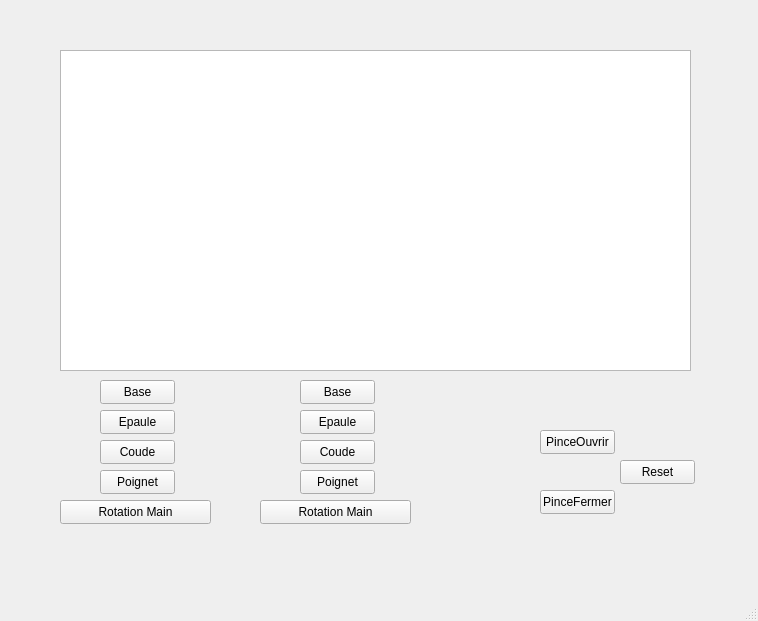
The window that mainwindow.ui (Unknown12222/RobotYoupi) describes before a commit, drawn with Qt 5.
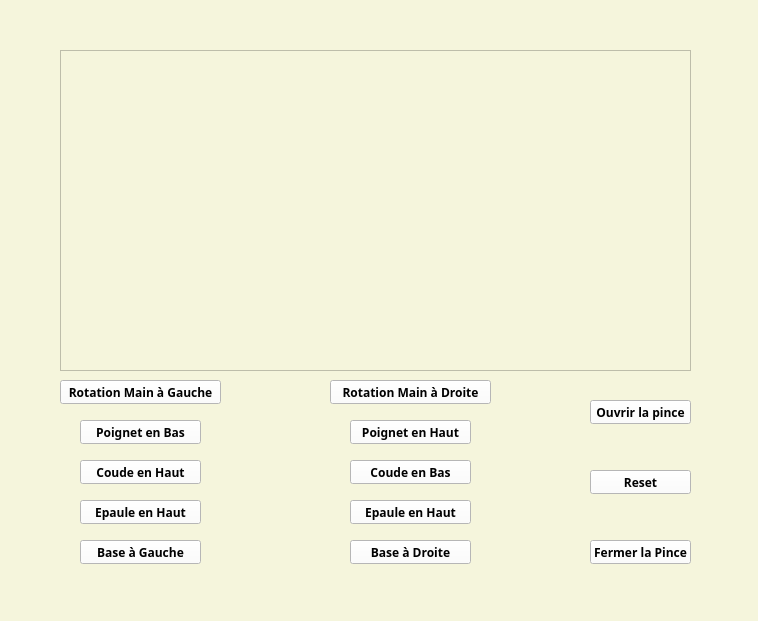
The same window after the commit.

Commit message: Button design examples

Patch:
```diff
--- a/mainwindow.ui
+++ b/mainwindow.ui
@@ -13,44 +13,75 @@
   <property name="windowTitle">
    <string>MainWindow</string>
   </property>
+  <property name="styleSheet">
+   <string notr="true">background-color: beige</string>
+  </property>
   <widget class="QWidget" name="statuswidget">
    <widget class="QPushButton" name="p_EpauleHaut">
     <property name="geometry">
      <rect>
-      <x>100</x>
-      <y>410</y>
-      <width>75</width>
+      <x>80</x>
+      <y>500</y>
+      <width>121</width>
       <height>24</height>
      </rect>
     </property>
+    <property name="font">
+     <font>
+      <family>Rubik</family>
+      <bold>true</bold>
+     </font>
+    </property>
+    <property name="styleSheet">
+     <string notr="true">background-color: white</string>
+    </property>
     <property name="text">
-     <string>Epaule</string>
+     <string>Epaule en Haut</string>
     </property>
    </widget>
    <widget class="QPushButton" name="p_PoignetBas">
     <property name="geometry">
      <rect>
-      <x>300</x>
-      <y>470</y>
-      <width>75</width>
+      <x>350</x>
+      <y>420</y>
+      <width>121</width>
       <height>24</height>
      </rect>
     </property>
+    <property name="font">
+     <font>
+      <family>Rubik</family>
+      <bold>true</bold>
+     </font>
+    </property>
+    <property name="styleSheet">
+     <string notr="true">background-color: white</string>
+    </property>
     <property name="text">
-     <string>Poignet</string>
+     <string>Poignet en Haut</string>
     </property>
    </widget>
    <widget class="QPushButton" name="p_BaseGauche">
     <property name="geometry">
      <rect>
-      <x>100</x>
-      <y>380</y>
-      <width>75</width>
+      <x>80</x>
+      <y>540</y>
+      <width>121</width>
       <height>24</height>
      </rect>
     </property>
+    <property name="font">
+     <font>
+      <family>Rubik</family>
+      <italic>false</italic>
+      <bold>true</bold>
+     </font>
+    </property>
+    <property name="styleSheet">
+     <string notr="true">background-color: white</string>
+    </property>
     <property name="text">
-     <string>Base</string>
+     <string>Base à Gauche</string>
     </property>
     <property name="checkable">
      <bool>false</bool>
@@ -59,77 +90,131 @@
    <widget class="QPushButton" name="p_EpauleBas">
     <property name="geometry">
      <rect>
-      <x>300</x>
-      <y>410</y>
-      <width>75</width>
+      <x>350</x>
+      <y>500</y>
+      <width>121</width>
       <height>24</height>
      </rect>
     </property>
+    <property name="font">
+     <font>
+      <family>Rubik</family>
+      <bold>true</bold>
+     </font>
+    </property>
+    <property name="styleSheet">
+     <string notr="true">background-color: white</string>
+    </property>
     <property name="text">
-     <string>Epaule</string>
+     <string>Epaule en Haut</string>
     </property>
    </widget>
    <widget class="QPushButton" name="p_PinceOuvrir">
     <property name="geometry">
      <rect>
-      <x>540</x>
-      <y>430</y>
-      <width>75</width>
+      <x>590</x>
+      <y>400</y>
+      <width>101</width>
       <height>24</height>
      </rect>
     </property>
+    <property name="font">
+     <font>
+      <family>Rubik</family>
+      <bold>true</bold>
+     </font>
+    </property>
+    <property name="styleSheet">
+     <string notr="true">background-color: white</string>
+    </property>
     <property name="text">
-     <string>PinceOuvrir</string>
+     <string>Ouvrir la pince</string>
     </property>
    </widget>
    <widget class="QPushButton" name="p_CoudeBas">
     <property name="geometry">
      <rect>
-      <x>100</x>
-      <y>440</y>
-      <width>75</width>
+      <x>350</x>
+      <y>460</y>
+      <width>121</width>
       <height>24</height>
      </rect>
     </property>
+    <property name="font">
+     <font>
+      <family>Rubik</family>
+      <bold>true</bold>
+     </font>
+    </property>
+    <property name="styleSheet">
+     <string notr="true">background-color: white</string>
+    </property>
     <property name="text">
-     <string>Coude</string>
+     <string>Coude en Bas</string>
     </property>
    </widget>
    <widget class="QPushButton" name="p_CoudeHaut">
     <property name="geometry">
      <rect>
-      <x>300</x>
-      <y>440</y>
-      <width>75</width>
+      <x>80</x>
+      <y>460</y>
+      <width>121</width>
       <height>24</height>
      </rect>
     </property>
+    <property name="font">
+     <font>
+      <family>Rubik</family>
+      <bold>true</bold>
+     </font>
+    </property>
+    <property name="styleSheet">
+     <string notr="true">background-color: white</string>
+    </property>
     <property name="text">
-     <string>Coude</string>
+     <string>Coude en Haut</string>
     </property>
    </widget>
    <widget class="QPushButton" name="p_PinceFermer">
     <property name="geometry">
      <rect>
-      <x>540</x>
-      <y>490</y>
-      <width>75</width>
+      <x>590</x>
+      <y>540</y>
+      <width>101</width>
       <height>24</height>
      </rect>
     </property>
+    <property name="font">
+     <font>
+      <family>Rubik</family>
+      <bold>true</bold>
+     </font>
+    </property>
+    <property name="styleSheet">
+     <string notr="true">background-color: white</string>
+    </property>
     <property name="text">
-     <string>PinceFermer</string>
+     <string>Fermer la Pince</string>
     </property>
    </widget>
    <widget class="QPushButton" name="p_PositIni">
     <property name="geometry">
      <rect>
-      <x>620</x>
-      <y>460</y>
-      <width>75</width>
+      <x>590</x>
+      <y>470</y>
+      <width>101</width>
       <height>24</height>
      </rect>
     </property>
+    <property name="font">
+     <font>
+      <family>Rubik</family>
+      <bold>true</bold>
+     </font>
+    </property>
+    <property name="styleSheet">
+     <string notr="true">background-color: white</string>
+    </property>
     <property name="text">
      <string>Reset</string>
     </property>
@@ -137,53 +222,92 @@
    <widget class="QPushButton" name="p_BaseDroite">
     <property name="geometry">
      <rect>
-      <x>300</x>
-      <y>380</y>
-      <width>75</width>
+      <x>350</x>
+      <y>540</y>
+      <width>121</width>
       <height>24</height>
      </rect>
     </property>
+    <property name="font">
+     <font>
+      <family>Rubik</family>
+      <bold>true</bold>
+     </font>
+    </property>
+    <property name="styleSheet">
+     <string notr="true">background-color: white</string>
+    </property>
     <property name="text">
-     <string>Base</string>
+     <string>Base à Droite</string>
     </property>
    </widget>
    <widget class="QPushButton" name="p_PoignetHaut">
     <property name="geometry">
      <rect>
-      <x>100</x>
-      <y>470</y>
-      <width>75</width>
+      <x>80</x>
+      <y>420</y>
+      <width>121</width>
       <height>24</height>
      </rect>
     </property>
+    <property name="font">
+     <font>
+      <family>Rubik</family>
+      <bold>true</bold>
+     </font>
+    </property>
+    <property name="styleSheet">
+     <string notr="true">background-color: white</string>
+    </property>
     <property name="text">
-     <string>Poignet</string>
+     <string>Poignet en Bas</string>
     </property>
    </widget>
    <widget class="QPushButton" name="p_RotationMain_Droite">
     <property name="geometry">
      <rect>
-      <x>260</x>
-      <y>500</y>
-      <width>151</width>
+      <x>330</x>
+      <y>380</y>
+      <width>161</width>
       <height>24</height>
      </rect>
     </property>
+    <property name="font">
+     <font>
+      <family>Rubik</family>
+      <bold>true</bold>
+     </font>
+    </property>
+    <property name="styleSheet">
+     <string notr="true">background-color: white</string>
+    </property>
     <property name="text">
-     <string>Rotation Main</string>
+     <string>Rotation Main à Droite</string>
     </property>
    </widget>
    <widget class="QPushButton" name="p_RotationMain_Gauche">
     <property name="geometry">
      <rect>
       <x>60</x>
-      <y>500</y>
-      <width>151</width>
+      <y>380</y>
+      <width>161</width>
       <height>24</height>
      </rect>
     </property>
+    <property name="font">
+     <font>
+      <family>Rubik</family>
+      <bold>true</bold>
+     </font>
+    </property>
+    <property name="autoFillBackground">
+     <bool>false</bool>
+    </property>
+    <property name="styleSheet">
+     <string notr="true">background-color: white</string>
+    </property>
     <property name="text">
-     <string>Rotation Main</string>
+     <string>Rotation Main à Gauche</string>
     </property>
    </widget>
    <widget class="QGraphicsView" name="graphicsView">
```
The commit also changes 6 other files.
